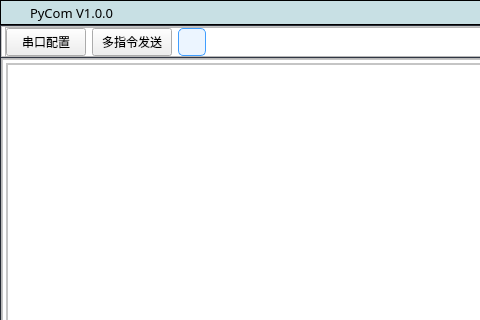
jiang-xin9/PyCom, file ui/index.ui: the form before one commit; both pictures show x 0 to 480 and y 0 to 320 of the 1123 by 740 pixel window.
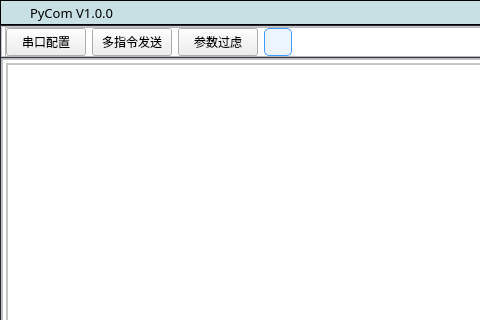
The form after the commit. Icons and pictures are not drawn. Custom widgets are drawn as their Qt base class.

Commit message: 新增过滤配置按钮

Patch:
```diff
--- a/ui/index.ui
+++ b/ui/index.ui
@@ -394,6 +394,19 @@
               </property>
              </widget>
             </item>
+            <item>
+             <widget class="QPushButton" name="parameter_filter_btn">
+              <property name="minimumSize">
+               <size>
+                <width>0</width>
+                <height>28</height>
+               </size>
+              </property>
+              <property name="text">
+               <string>参数过虑</string>
+              </property>
+             </widget>
+            </item>
             <item>
              <widget class="QToolButton" name="add_widget_btn">
               <property name="minimumSize">
```
